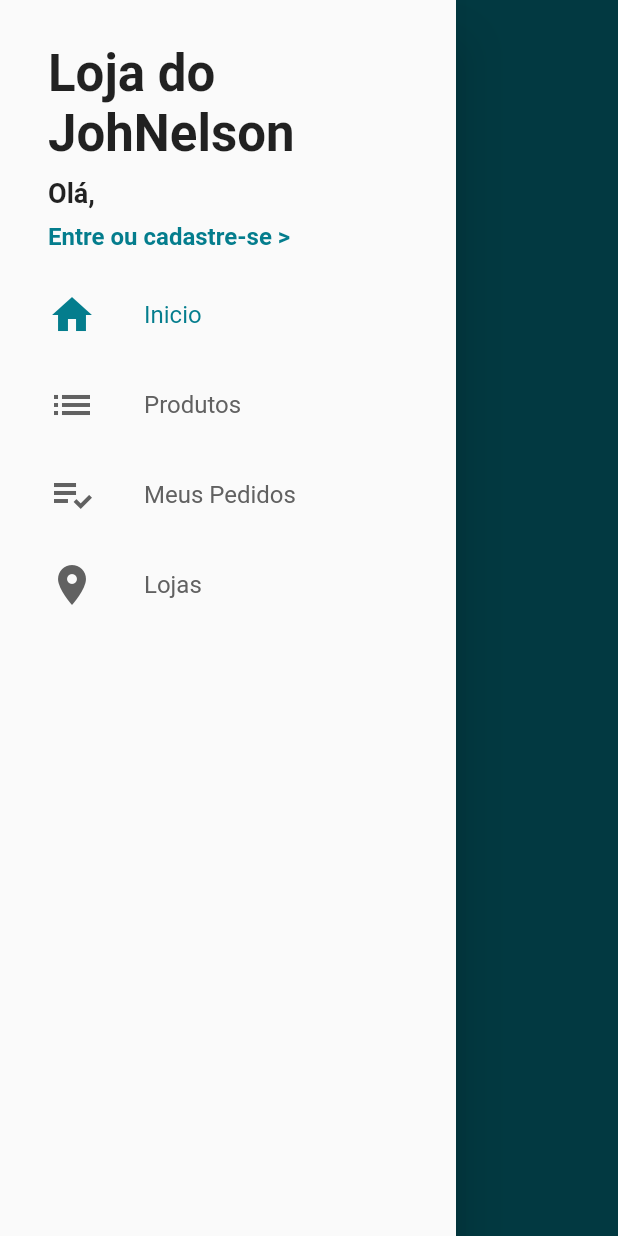
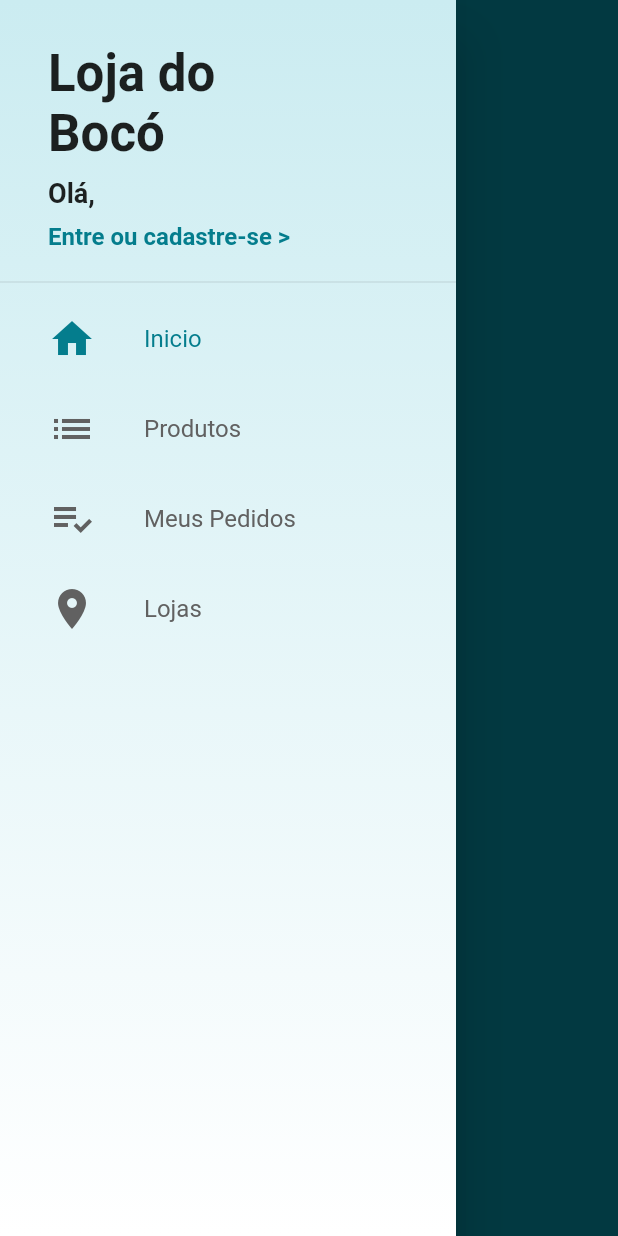
Before and after one commit to JonathanNelso/loja_virtual, a Flutter app: the screen it shows after launch, with the side drawer open, on a phone screen of 412 x 824 dp. Run offline on Flutter 3.47's test engine with Material 2 defaults, Android fonts, the phone set to English and light mode, and no system bars; our stand-ins replace cloud_firestore, firebase_auth; accounts and stored records are empty.

```diff
--- a/lib/common/custom_drawer/custom_drawer.dart
+++ b/lib/common/custom_drawer/custom_drawer.dart
@@ -3,14 +3,27 @@ import 'package:loja_virtual/common/custom_drawer/custom_drawer_header.dart';
 import 'package:loja_virtual/common/custom_drawer/drawer_tile.dart';
 
 class CustomDrawer extends StatelessWidget {
-
-
   @override
   Widget build(BuildContext context) {
     return Drawer(
-      child: ListView(
+      child: Stack(
+      children: <Widget>[
+        Container(
+          decoration: BoxDecoration(
+            gradient: LinearGradient(
+              colors: [
+                const Color.fromARGB(255, 203, 236, 241),
+                Colors.white,
+              ],
+              begin: Alignment.topCenter,
+              end: Alignment.bottomCenter,
+            )
+          ),
+        ),
+        ListView(
           children: <Widget>[
             CustomDrawer_Header(),
+            const Divider(),
             DrawerTile(
               iconData: Icons.home,
               title: 'Inicio',
@@ -33,6 +46,7 @@ class CustomDrawer extends StatelessWidget {
             ),
           ],
         ),
-    );
+      ],
+    ));
   }
 }
--- a/lib/common/custom_drawer/custom_drawer_header.dart
+++ b/lib/common/custom_drawer/custom_drawer_header.dart
@@ -15,7 +15,7 @@ class CustomDrawer_Header extends StatelessWidget {
             mainAxisAlignment: MainAxisAlignment.spaceAround,
             children: <Widget>[
               Text(
-                'Loja do\nJohNelson',
+                'Loja do\nBocó',
                 style: TextStyle(
                   fontSize: 34,
                   fontWeight: FontWeight.bold,
```
Also changed, not shown: lib/screens/signup/signup_screen.dart (+54 -41 lines). Lines whose indentation alone changed are shown as unchanged.
